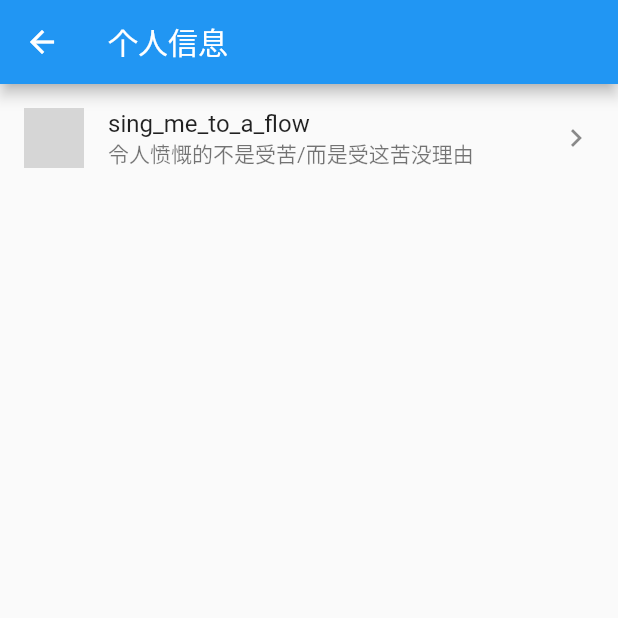
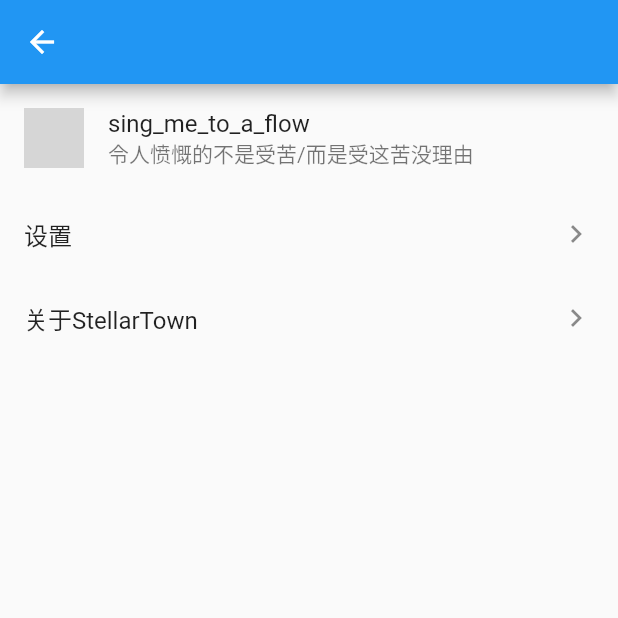
Before and after one commit to litaott/stellar_town, a Flutter app: the PersonalView screen opened directly, on a phone screen of 412 x 824 dp, the top half of it. Run offline on Flutter 3.47's test engine with Material 2 defaults, Android fonts, the phone set to English and light mode, and no system bars; our stand-ins replace dart_mappable, dio, shared_preferences; accounts and stored records are empty; generated files the repository leaves out were written again; network calls fail; grey boxes are pictures that could not be loaded.

Commit message:
实现部分用户相关页面

```diff
--- a/lib/component/Navigation.dart
+++ b/lib/component/Navigation.dart
@@ -1,6 +1,10 @@
 import 'package:flutter/material.dart';
 
 import '../view/user/PersonalView.dart';
+
+/// 底部导航栏组件
+/// @author tt
+/// @date 2023-06-20
 
 class Navigation extends StatefulWidget {
   const Navigation({super.key});
--- /dev/null
+++ b/lib/component/user/RouteList.dart
@@ -0,0 +1,30 @@
+import 'package:flutter/material.dart';
+
+/// 用户个人相关路由列表组件
+/// @author tt
+/// @date 2023-06-21
+
+class RouteList extends StatefulWidget {
+  const RouteList({Key? key}) : super(key: key);
+
+  @override
+  RouteListState createState() => RouteListState();
+}
+
+class RouteListState extends State<RouteList> {
+  @override
+  Widget build(BuildContext context) {
+    return const Column(
+      children: [
+        ListTile(
+          title: Text('设置'),
+          trailing: Icon(Icons.keyboard_arrow_right),
+        ),
+        ListTile(
+          title: Text('关于StellarTown'),
+          trailing: Icon(Icons.keyboard_arrow_right),
+        ),
+      ],
+    );
+  }
+}
--- a/lib/component/user/UserInfoBrief.dart
+++ b/lib/component/user/UserInfoBrief.dart
@@ -1,4 +1,8 @@
 import 'package:flutter/material.dart';
+
+/// 用户简短信息组件
+/// @author tt
+/// @date 2023-06-21
 
 class UserInfoBrief extends StatefulWidget {
   const UserInfoBrief({Key? key}) : super(key: key);
@@ -18,7 +22,6 @@ class UserInfoBriefState extends State<UserInfoBrief> {
       ),
       title: const Text('sing_me_to_a_flow'),
       subtitle: const Text('令人愤慨的不是受苦/而是受这苦没理由'),
-      trailing: const Icon(Icons.keyboard_arrow_right),
     );
   }
 }
--- a/lib/constant/Url.dart
+++ b/lib/constant/Url.dart
@@ -1,4 +1,6 @@
 /// Url常量
+/// @author tt
+/// @date 2023-06-20
 
 const String baseUrl = 'http://127.0.0.1:4523/m1/2903291-0-default';
 
--- a/lib/util/HttpUtil.dart
+++ b/lib/util/HttpUtil.dart
@@ -1,5 +1,9 @@
 import 'package:dio/dio.dart';
 import 'package:stellar_town/constant/Url.dart';
+
+/// Http请求工具类
+/// @author tt
+/// @date 2023-06-20
 
 class HttpUtil {
   // Initialize the default options
--- a/lib/view/user/PersonalView.dart
+++ b/lib/view/user/PersonalView.dart
@@ -1,8 +1,13 @@
 import 'package:flutter/material.dart';
+import 'package:stellar_town/component/user/RouteList.dart';
 import 'package:stellar_town/component/user/UserInfoBrief.dart';
 import 'package:stellar_town/constant/Url.dart';
 import 'package:stellar_town/entity/user/User.dart';
 import 'package:stellar_town/util/HttpUtil.dart';
+
+/// 用户个人相关页面
+/// @author tt
+/// @date 2023-06-20
 
 class PersonalView extends StatefulWidget {
   const PersonalView({Key? key}) : super(key: key);
@@ -15,11 +20,11 @@ class PersonalViewState extends State<PersonalView> {
   @override
   Widget build(BuildContext context) {
     return Scaffold(
-      appBar: AppBar(
-        title: const Text('个人信息'),
-      ),
-      body: const UserInfoBrief(),
-    );
+        appBar: AppBar(),
+        body: const Column(children: [
+          UserInfoBrief(),
+          RouteList(),
+        ]));
   }
 }
 
--- a/pubspec.yaml
+++ b/pubspec.yaml
@@ -67,6 +67,10 @@ dev_dependencies:
 # The following section is specific to Flutter packages.
 flutter:
 
+  # 资源文件
+  assets:
+    - assets/
+
   # The following line ensures that the Material Icons font is
   # included with your application, so that you can use the icons in
   # the material Icons class.
```
Also changed, not shown: lib/component/user/TextInput.dart (added, +32 -0 lines), lib/main.dart (+32 -1 lines), lib/view/SplashView.dart (added, +37 -0 lines), lib/view/user/LoginView.dart (added, +81 -0 lines), lib/view/user/RegisterView.dart (added, +67 -0 lines), assets/image/login.png (added), assets/image/register.png (added), assets/image/splash.png (added).
